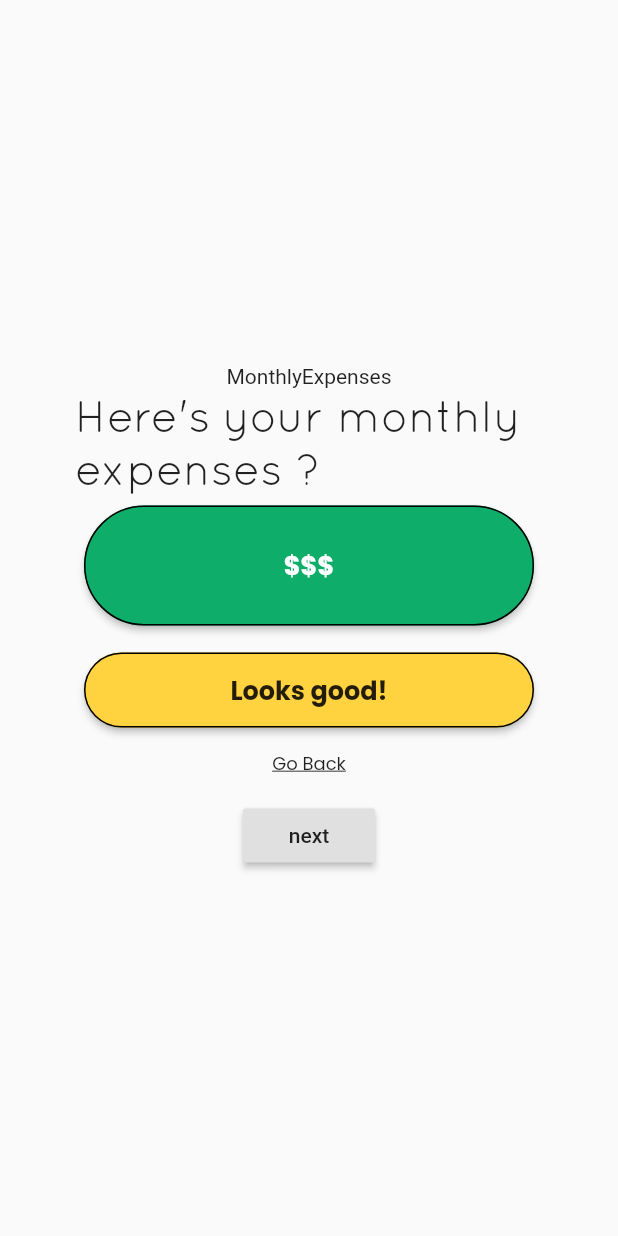
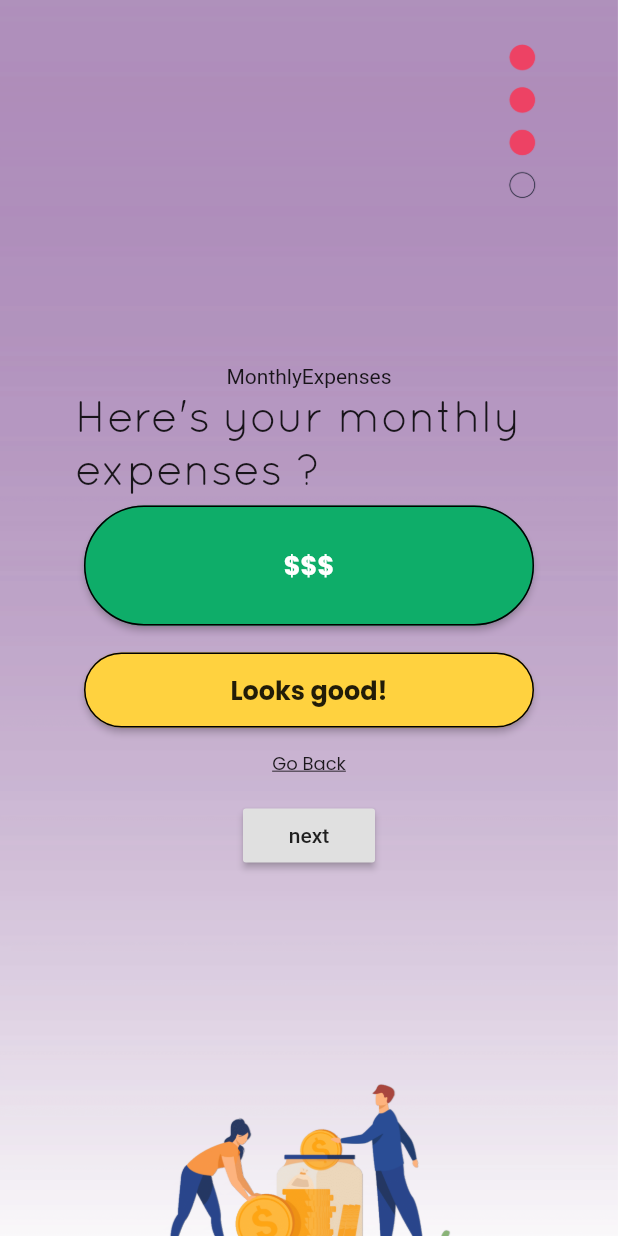
Before and after one commit to emilydeutsch/KA-CHING, a Flutter app: the FoodPage screen opened directly, after a tap on "next", on a phone screen of 412 x 824 dp. Run offline on Flutter 3.47's test engine with Material 2 defaults, Android fonts, the phone set to English and light mode, and no system bars.

Commit message:
added backgrounds

```diff
--- a/lib/FoodPage.dart
+++ b/lib/FoodPage.dart
@@ -14,7 +14,16 @@ class _FoodPageState extends State<FoodPage> {
 
   @override
   Widget build(BuildContext context) {
-    return Scaffold(body: Center(
+    return Scaffold(body: new Stack(
+        children: <Widget>[
+    Container(
+    decoration: BoxDecoration(
+        image: DecorationImage(
+        image: AssetImage("lib/images/RentPage.png"),
+      fit: BoxFit.cover,
+    ),
+    ),
+    ),Center(
       child: Column(
         mainAxisSize: MainAxisSize.min,
         children: <Widget>[
@@ -29,6 +38,7 @@ class _FoodPageState extends State<FoodPage> {
           ),
         ],
       ),
+    ),],
     ),
     );
   }
--- a/lib/LandingPage.dart
+++ b/lib/LandingPage.dart
@@ -36,7 +36,7 @@ class _LandingPageState extends State<LandingPage> {
                     color: Color.fromRGBO(255, 210, 63, 1.0),
                     child:Padding(
                       padding: const EdgeInsets.fromLTRB(30.0,8.0,30.0,8.0),
-                      child: Text("Start", style: TextStyle(fontSize: 30)),
+                      child: Text("Start", style: TextStyle(fontSize: 30, fontFamily: 'QuickSand',fontWeight: FontWeight.bold),),
                     ),
                     onPressed: () {
                       Navigator.push(context,
--- a/lib/MonthlyExpensesPage.dart
+++ b/lib/MonthlyExpensesPage.dart
@@ -14,7 +14,16 @@ class _MonthlyExpensesPageState extends State<MonthlyExpensesPage> {
 
   @override
   Widget build(BuildContext context) {
-    return Scaffold(body: Center(
+    return Scaffold(body:new Stack(
+        children: <Widget>[
+    Container(
+    decoration: BoxDecoration(
+        image: DecorationImage(
+        image: AssetImage("lib/images/RentPage.png"),
+      fit: BoxFit.cover,
+    ),
+    ),
+    ), Center(
       child: Column(
         mainAxisSize: MainAxisSize.min,
         children: <Widget>[
@@ -29,6 +38,8 @@ class _MonthlyExpensesPageState extends State<MonthlyExpensesPage> {
           ),
         ],
       ),
+    ),
+          ],
     ),
     );
   }
```
Also changed, not shown: lib/CityPage.dart (+12 -1 lines), lib/JobPage.dart (+12 -1 lines), lib/MonthlyIncomePage.dart (+12 -1 lines), lib/OverviewProfitPage.dart (+12 -1 lines), lib/RentPage.dart (+12 -1 lines), lib/StartGamePage.dart (+12 -1 lines), lib/images/CityPage.png (added), lib/images/JobPage.png (added), lib/images/RentPage.png (added), lib/images/SummaryPage.png (added), pubspec.lock.
